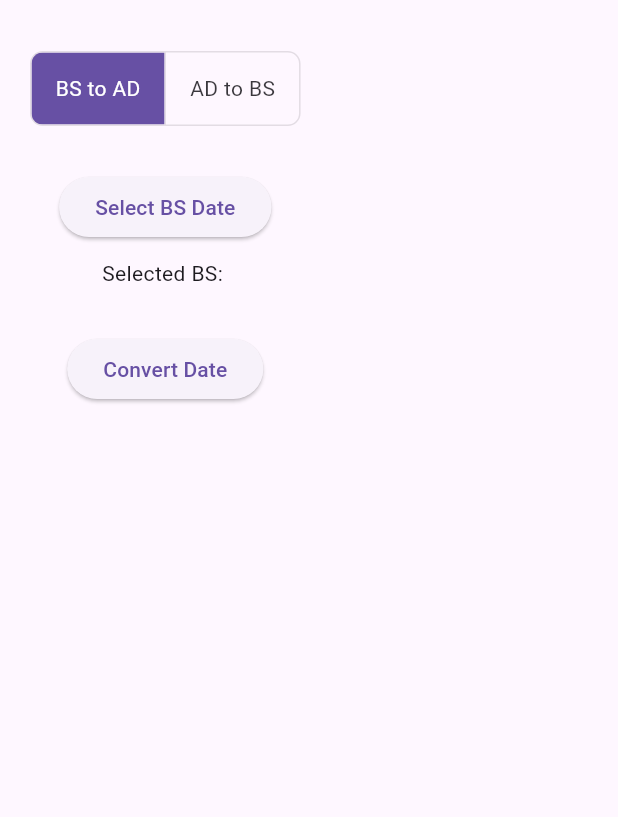
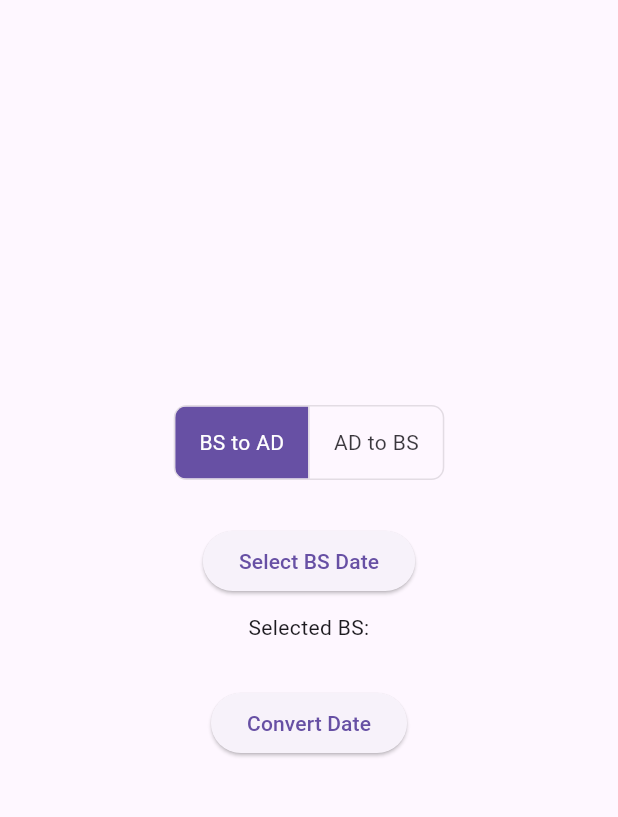
Before and after one commit to ekrajghimire/Date-Converter, a Flutter app: the screen it shows after launch, on a phone screen of 412 x 824 dp, the part 63-880 px from its top. Run offline on Flutter 3.47's test engine with Material 3 defaults, Android fonts, the phone set to English and light mode, and no system bars; our stand-ins replace share_plus; missing offline and left inert: nepali_utils.

Commit message:
new copy and share button added

```diff
--- a/lib/screens/date_converter_screen.dart
+++ b/lib/screens/date_converter_screen.dart
@@ -1,5 +1,8 @@
 import 'package:flutter/material.dart';
+import 'package:flutter/services.dart';
 import 'package:nepali_utils/nepali_utils.dart';
+// ignore: depend_on_referenced_packages
+import 'package:share_plus/share_plus.dart';
 
 class DateConverterScreen extends StatefulWidget {
   final bool isDarkMode;
@@ -78,6 +81,19 @@ class _DateConverterScreenState extends State<DateConverterScreen> {
     });
   }
 
+  void _copyToClipboard() {
+    Clipboard.setData(ClipboardData(text: _convertedDate));
+    ScaffoldMessenger.of(
+      context,
+    ).showSnackBar(const SnackBar(content: Text("Date copied to clipboard")));
+  }
+
+  void _shareDate() {
+    if (_convertedDate.isNotEmpty) {
+      Share.share("Converted Date: $_convertedDate");
+    }
+  }
+
   @override
   Widget build(BuildContext context) {
     return Scaffold(
@@ -90,9 +106,11 @@ class _DateConverterScreenState extends State<DateConverterScreen> {
           ),
         ],
       ),
-      body: Padding(
-        padding: const EdgeInsets.all(20),
+      body: Center(
+        child: SingleChildScrollView(
+          padding: const EdgeInsets.all(24),
           child: Column(
+            mainAxisAlignment: MainAxisAlignment.center,
             children: [
               ToggleButtons(
                 isSelected: [isBsToAd, !isBsToAd],
@@ -127,6 +145,7 @@ class _DateConverterScreenState extends State<DateConverterScreen> {
                     const SizedBox(height: 10),
                     Text(
                       "Selected BS: ${NepaliDateFormat('yyyy MMMM dd').format(_selectedBsDate)}",
+                      textAlign: TextAlign.center,
                     ),
                   ],
                 )
@@ -140,6 +159,7 @@ class _DateConverterScreenState extends State<DateConverterScreen> {
                     const SizedBox(height: 10),
                     Text(
                       "Selected AD: ${_selectedAdDate.day} ${englishMonths[_selectedAdDate.month - 1]}, ${_selectedAdDate.year}",
+                      textAlign: TextAlign.center,
                     ),
                   ],
                 ),
@@ -149,16 +169,40 @@ class _DateConverterScreenState extends State<DateConverterScreen> {
                 child: const Text("Convert Date"),
               ),
               const SizedBox(height: 20),
-            if (_convertedDate.isNotEmpty)
+              if (_convertedDate.isNotEmpty) ...[
                 Text(
-                "Converted Date:\n$_convertedDate",
+                  "Converted Date:",
+                  style: Theme.of(context).textTheme.titleMedium,
+                ),
+                const SizedBox(height: 10),
+                Text(
+                  _convertedDate,
+                  style: const TextStyle(
+                    fontSize: 20,
+                    fontWeight: FontWeight.w600,
+                  ),
                   textAlign: TextAlign.center,
-                style: const TextStyle(
-                  fontSize: 18,
-                  fontWeight: FontWeight.w500,
                 ),
+                const SizedBox(height: 20),
+                Row(
+                  mainAxisAlignment: MainAxisAlignment.center,
+                  children: [
+                    ElevatedButton.icon(
+                      onPressed: _copyToClipboard,
+                      icon: const Icon(Icons.copy),
+                      label: const Text("Copy"),
+                    ),
+                    const SizedBox(width: 12),
+                    ElevatedButton.icon(
+                      onPressed: _shareDate,
+                      icon: const Icon(Icons.share),
+                      label: const Text("Share"),
                     ),
                   ],
+                ),
+              ],
+            ],
+          ),
         ),
       ),
     );
--- a/pubspec.yaml
+++ b/pubspec.yaml
@@ -36,6 +36,7 @@ dependencies:
   # Use with the CupertinoIcons class for iOS style icons.
   cupertino_icons: ^1.0.8
   nepali_utils: ^3.0.8
+  share_plus: ^7.2.1
 
 
 dev_dependencies:
```
Also changed, not shown: pubspec.lock, 5 other files. Lines whose indentation alone changed are shown as unchanged.
